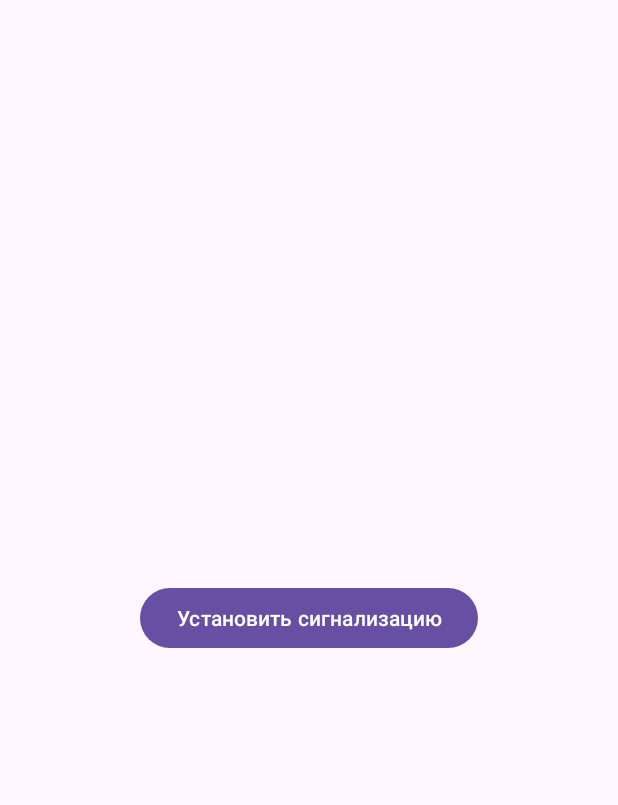
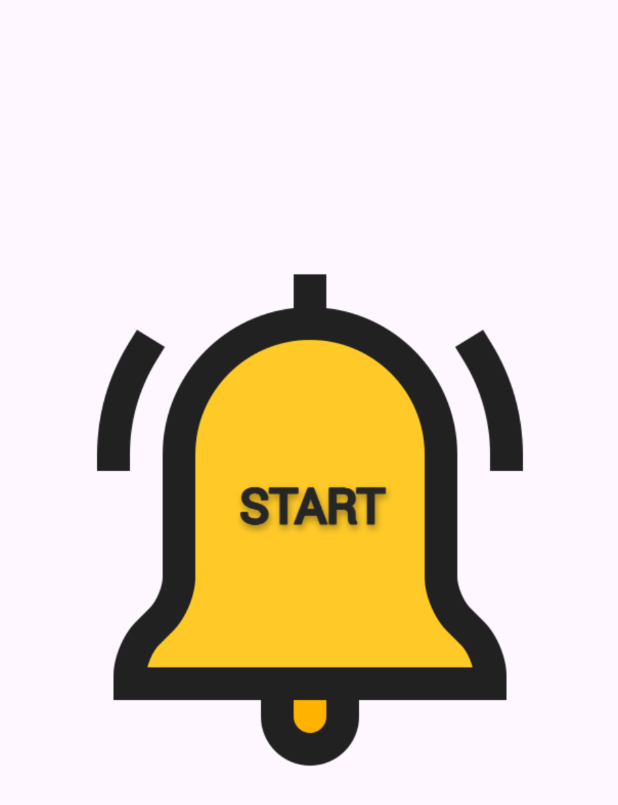
Before and after one commit to YuraLapin/Mobile, an Android app: the screen it shows after launch (MainActivity), on a phone screen of 412 x 824 dp. Shown: the top 805 px of the screen. Run offline under Robolectric (Android 15) with nearby library versions, the phone set to English and light mode, and no system bars.

Commit message:
Изменение внешнего вида начального окна приложения

```diff
--- a/MobileApp/app/src/main/res/layout/activity_main.xml
+++ b/MobileApp/app/src/main/res/layout/activity_main.xml
@@ -7,14 +7,19 @@
     android:layout_height="match_parent"
     tools:context=".MainActivity">
 
-    <Button
-        android:id="@+id/alarmButton"
-        android:layout_width="wrap_content"
-        android:layout_height="wrap_content"
-        android:text="@string/SetAlarm"
-        app:layout_constraintBottom_toBottomOf="parent"
+    <ImageButton
+
+        android:id="@+id/imageButton2"
+        android:layout_width="349dp"
+        android:layout_height="349dp"
+        android:layout_marginStart="47dp"
+        android:layout_marginTop="172dp"
+        android:layout_marginEnd="48dp"
+        android:scaleType="fitCenter"
+        android:background="@null"
         app:layout_constraintEnd_toEndOf="parent"
+        app:layout_constraintHorizontal_bias="0.484"
         app:layout_constraintStart_toStartOf="parent"
-        app:layout_constraintTop_toTopOf="parent" />
-
+        app:layout_constraintTop_toTopOf="parent"
+        app:srcCompat="@drawable/bell_icon" />
 </androidx.constraintlayout.widget.ConstraintLayout>
--- a/MobileApp/app/src/main/res/values/colors.xml
+++ b/MobileApp/app/src/main/res/values/colors.xml
@@ -2,4 +2,5 @@
 <resources>
     <color name="black">#FF000000</color>
     <color name="white">#FFFFFFFF</color>
+    <color name="blue">#0de9f0</color>
 </resources>
--- a/MobileApp/app/src/main/res/values/strings.xml
+++ b/MobileApp/app/src/main/res/values/strings.xml
@@ -1,4 +1,4 @@
 <resources>
     <string name="app_name">AlarmMobileApp</string>
-    <string name="SetAlarm">Установить сигнализацию</string>
+    <string name="Greeting">Начать</string>
 </resources>
```
Also changed, not shown: MobileApp/app/src/main/java/com/example/alarmmobileapp/MainActivity.java (+20 -20 lines), MobileApp/app/src/main/res/drawable/bell_icon.png (added).
